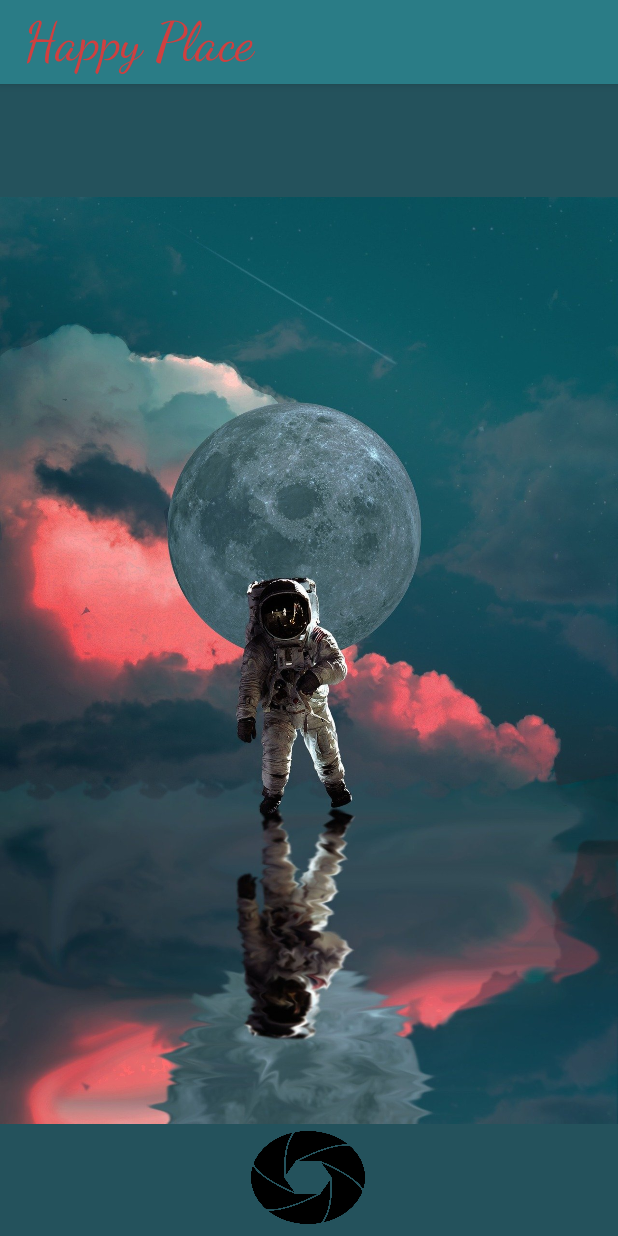
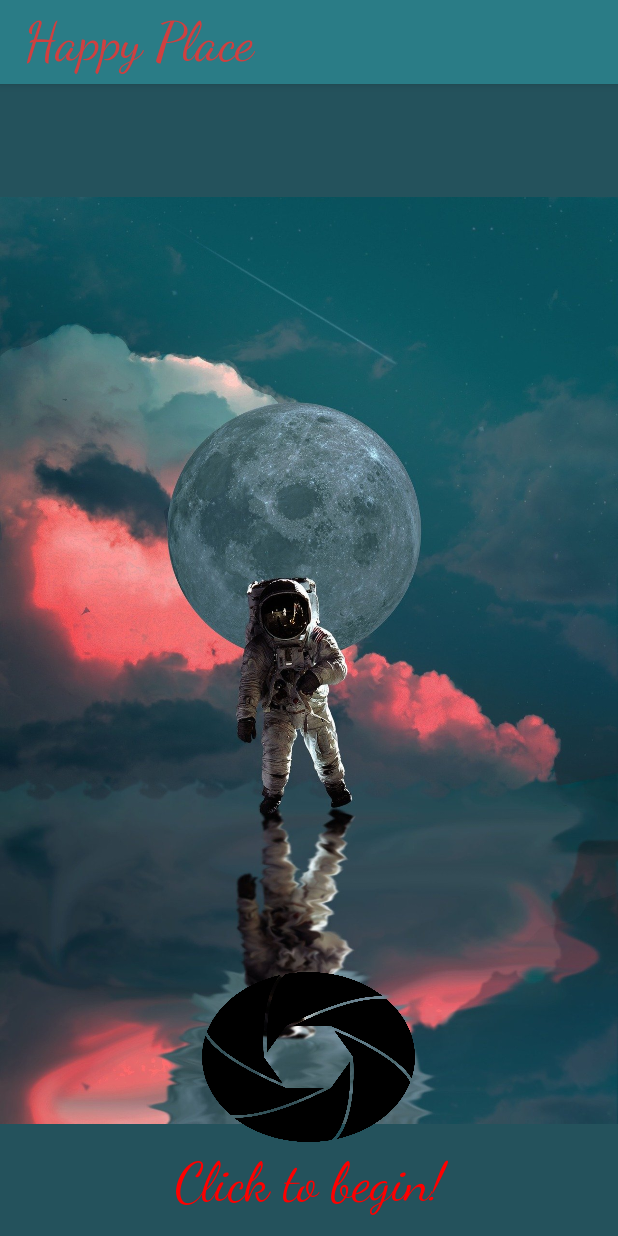
Before and after one commit to teamDRIFTR/HappyPlace, an Android app: the screen it shows after launch (HomeScreen), on a phone screen of 412 x 824 dp. Run offline under Robolectric (Android 15) with nearby library versions, the phone set to English and light mode, and no system bars.

Commit message:
added instructions and a bigger button

```diff
--- a/app/src/main/res/layout/activity_home_screen.xml
+++ b/app/src/main/res/layout/activity_home_screen.xml
@@ -22,17 +22,29 @@
 
     <Button
         android:id="@+id/PaintButton"
-        android:layout_width="76dp"
-        android:layout_height="62dp"
+        android:layout_width="142dp"
+        android:layout_height="113dp"
         android:background="@drawable/camera"
         app:layout_constraintBottom_toBottomOf="@+id/imageView"
         app:layout_constraintEnd_toEndOf="parent"
         app:layout_constraintHorizontal_bias="0.498"
         app:layout_constraintStart_toStartOf="parent"
         app:layout_constraintTop_toTopOf="@+id/imageView"
-        app:layout_constraintVertical_bias="0.989" />
+        app:layout_constraintVertical_bias="0.904" />
 
-
+    <TextView
+        android:id="@+id/DIrections"
+        android:layout_width="293dp"
+        android:layout_height="52dp"
+        android:fontFamily="cursive"
+        android:text="Click to begin!"
+        android:textAlignment="center"
+        android:textColor="#FF0000"
+        android:textSize="36sp"
+        app:layout_constraintBottom_toBottomOf="parent"
+        app:layout_constraintEnd_toEndOf="parent"
+        app:layout_constraintStart_toStartOf="parent"
+        app:layout_constraintTop_toBottomOf="@+id/PaintButton" />
 
 
 </androidx.constraintlayout.widget.ConstraintLayout>
```
